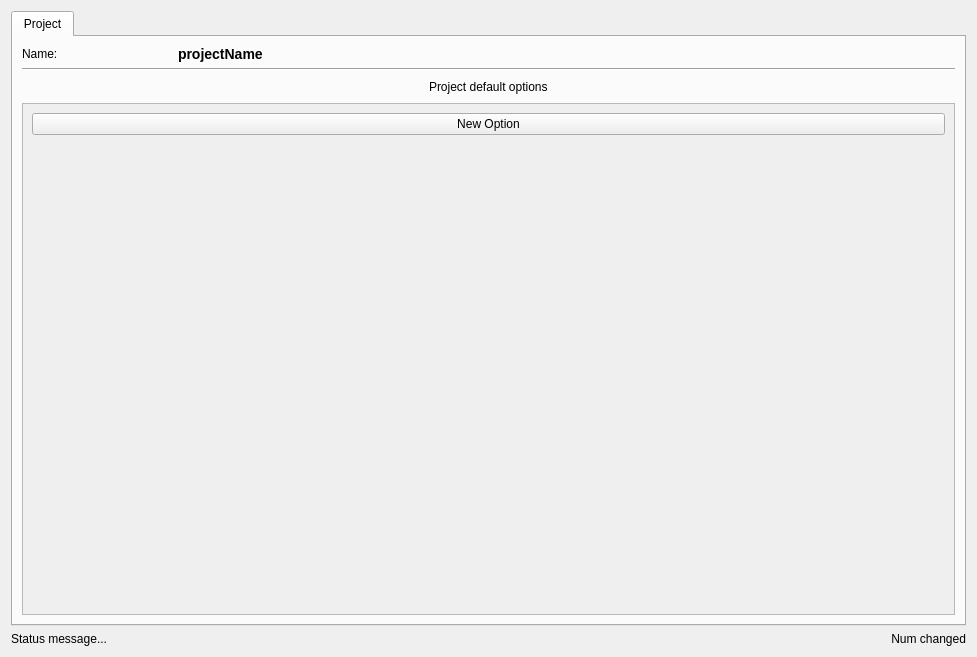
Above: plugins/meson/settings/mesonrewriterpage.ui from KDE/kdevelop before the change. Below: the same form after it.
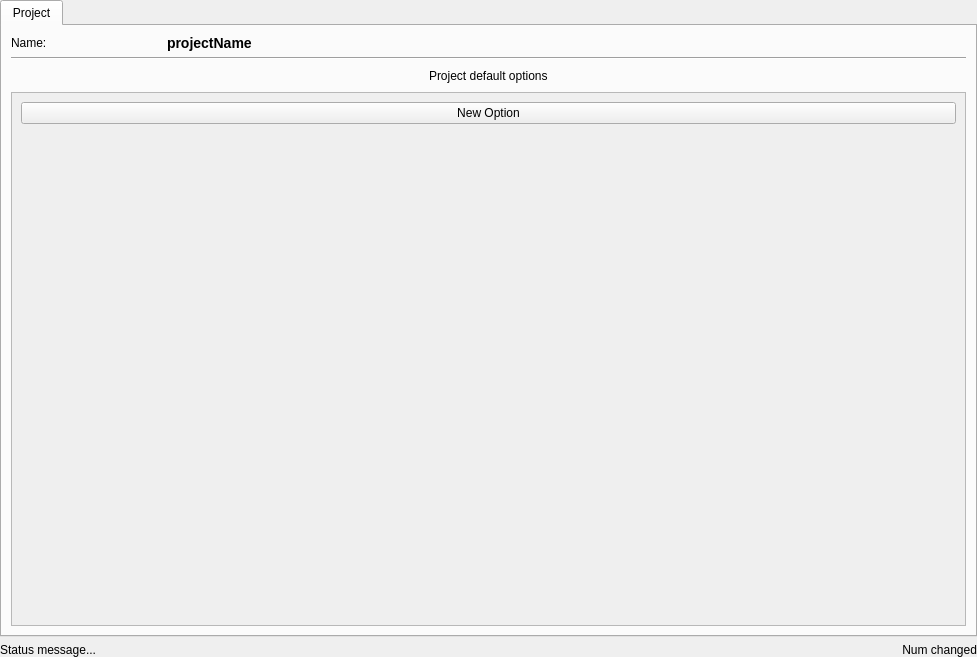
That is the form after the change. Icons and pictures are not drawn.

Commit message:
Fix extra margins around config pages
KPageView changed behaviour in KF 5.65, no longer enforces a 0 margin
around pages itself, so we have to do it explicitly.

```diff
--- a/plugins/meson/settings/mesonrewriterpage.ui
+++ b/plugins/meson/settings/mesonrewriterpage.ui
@@ -14,6 +14,18 @@
    <string>Meson project settings</string>
   </property>
   <layout class="QVBoxLayout" name="verticalLayout">
+   <property name="leftMargin">
+    <number>0</number>
+   </property>
+   <property name="topMargin">
+    <number>0</number>
+   </property>
+   <property name="rightMargin">
+    <number>0</number>
+   </property>
+   <property name="bottomMargin">
+    <number>0</number>
+   </property>
    <item>
     <widget class="QTabWidget" name="c_tabs">
      <property name="currentIndex">
```
The commit also changes 16 other files.
